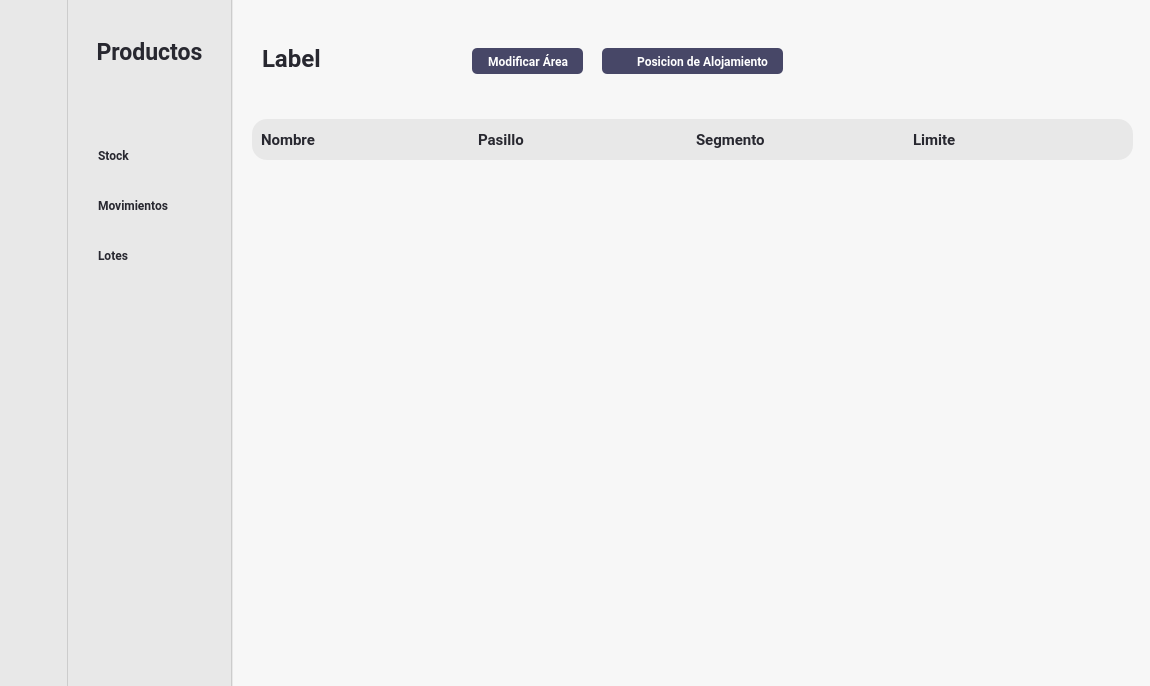
Before: the Qt Designer form Interfaces/main/Ui/mordern.ui in juanignaciocansillieri/bullsoft, drawn with Qt 5.
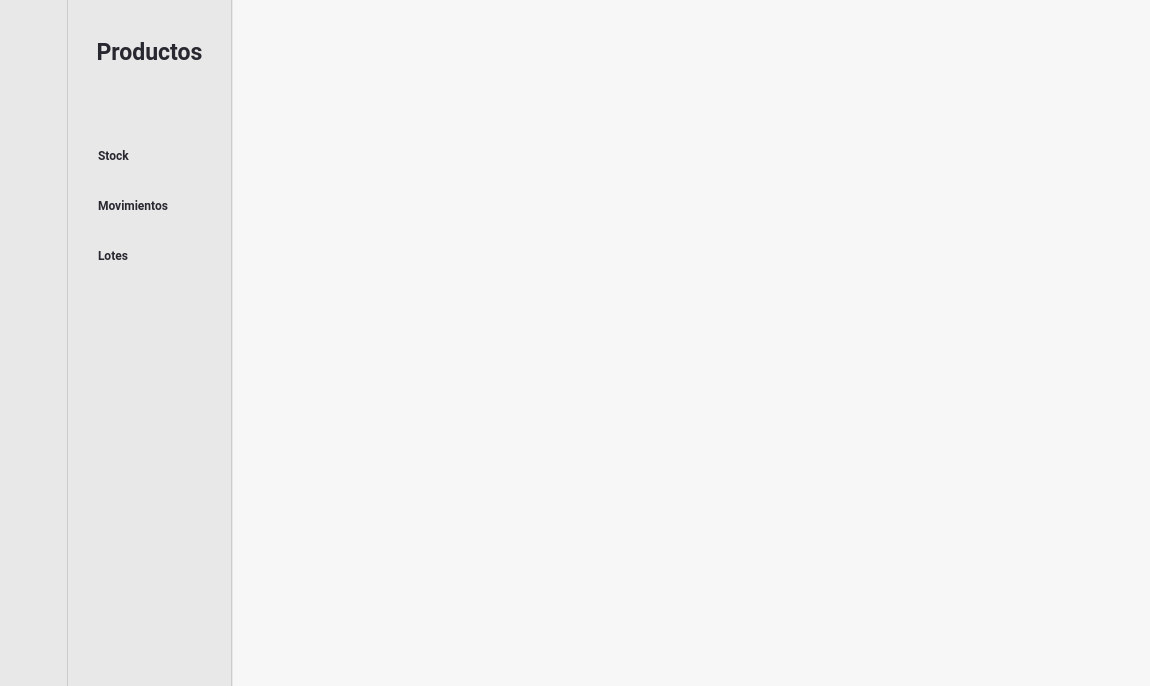
After: the same form once the commit is applied. The open tabs and pages were chosen to show the change. Icons and pictures are not drawn.

Patch:
```diff
--- a/Interfaces/main/Ui/mordern.ui
+++ b/Interfaces/main/Ui/mordern.ui
@@ -993,7 +993,7 @@
           <item>
            <widget class="QStackedWidget" name="stackedWidget_main">
             <property name="currentIndex">
-             <number>5</number>
+             <number>4</number>
             </property>
             <widget class="QWidget" name="page_stock">
              <layout class="QHBoxLayout" name="horizontalLayout_3">
@@ -3491,6 +3491,32 @@
               </item>
              </layout>
             </widget>
+            <widget class="QWidget" name="page">
+             <layout class="QVBoxLayout" name="verticalLayout_10">
+              <item>
+               <widget class="QFrame" name="frame_31">
+                <property name="frameShape">
+                 <enum>QFrame::StyledPanel</enum>
+                </property>
+                <property name="frameShadow">
+                 <enum>QFrame::Raised</enum>
+                </property>
+                <layout class="QGridLayout" name="gridLayout_2">
+                 <item row="0" column="0">
+                  <widget class="QFrame" name="frame_32">
+                   <property name="frameShape">
+                    <enum>QFrame::StyledPanel</enum>
+                   </property>
+                   <property name="frameShadow">
+                    <enum>QFrame::Raised</enum>
+                   </property>
+                  </widget>
+                 </item>
+                </layout>
+               </widget>
+              </item>
+             </layout>
+            </widget>
             <widget class="QWidget" name="page_usuarios">
              <layout class="QVBoxLayout" name="verticalLayout_28">
               <property name="spacing">
```
Left out of the diff: 60 changed lines with no effect on the pictures.
